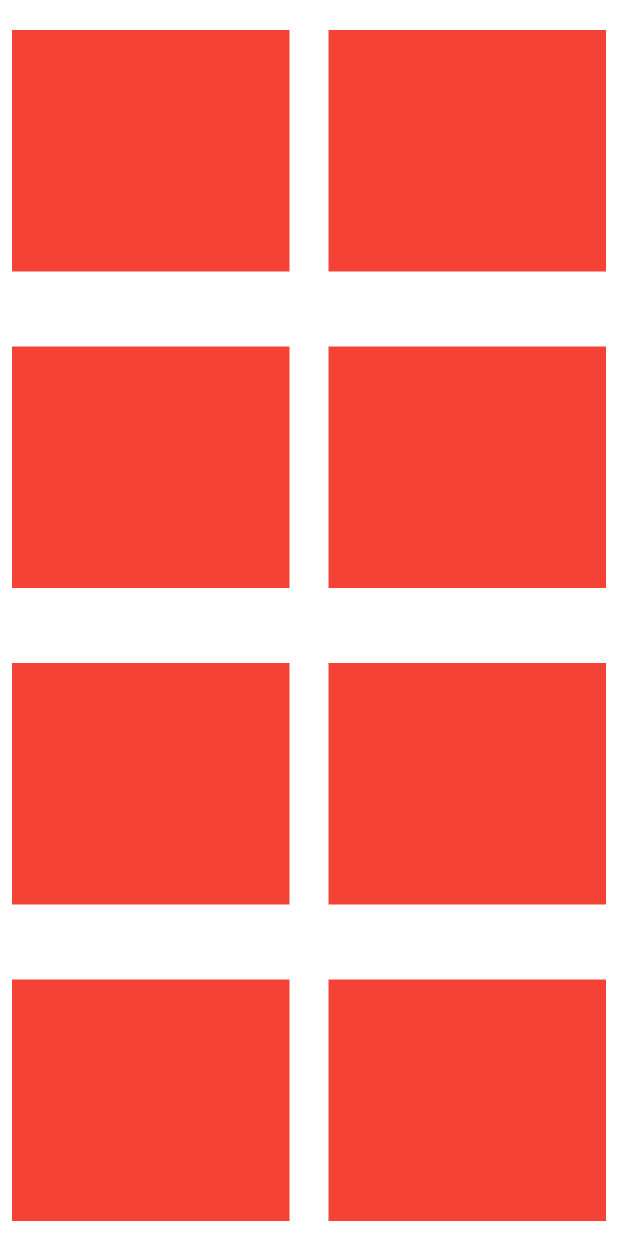
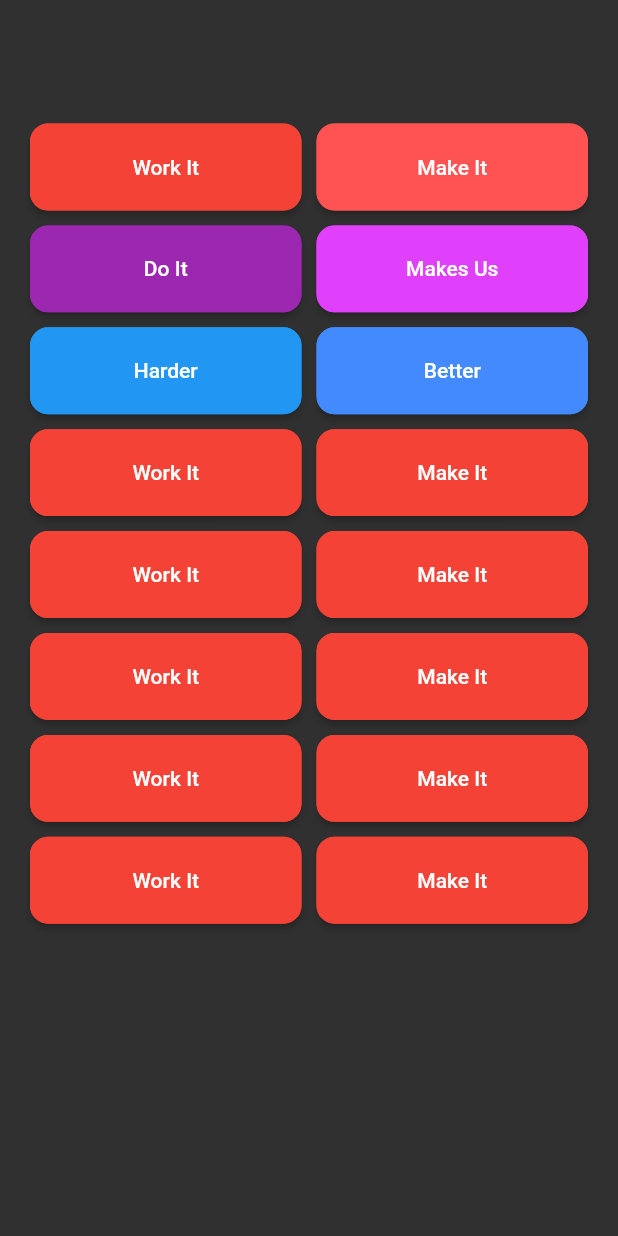
Before and after one commit to cyblogerz/ePunk-Harder-Better-Faster, a Flutter app: the screen it shows after launch, on a phone screen of 412 x 824 dp. Run offline on Flutter 3.47's test engine with Material 2 defaults, Android fonts, the light colour scheme and no system bars.

Commit message:
Updated tiles

```diff
--- a/lib/home.dart
+++ b/lib/home.dart
@@ -7,22 +7,94 @@ class Home extends StatelessWidget {
 
   @override
   Widget build(BuildContext context) {
-    return GridView.count(
+    var size = MediaQuery.of(context).size;
+    var topPad = size.height * 0.1;
+
+    /*24 is for notification bar on Android*/
+    final double itemHeight = size.height * 0.08;
+    final double itemWidth = (size.width / 2);
+    return Scaffold(
+      body: Column(
+        children: [
+          Padding(
+            padding: EdgeInsets.only(left: 20, right: 20.0, top: topPad),
+            child: GridView.count(
+              childAspectRatio: (itemWidth / itemHeight),
               physics: const NeverScrollableScrollPhysics(),
               shrinkWrap: true,
               crossAxisCount: 2,
               mainAxisSpacing: 10.0,
               crossAxisSpacing: 10.0,
               children: <Widget>[
-        Tile(),
-        Tile(),
-        Tile(),
-        Tile(),
-        Tile(),
-        Tile(),
-        Tile(),
-        Tile(),
+                Tile(
+                  title: "Work It",
+                  color: Colors.red,
+                ),
+                Tile(
+                  title: "Make It",
+                  color: Colors.redAccent,
+                ),
+                Tile(
+                  title: "Do It",
+                  color: Colors.purple,
+                ),
+                Tile(
+                  title: "Makes Us",
+                  color: Colors.purpleAccent,
+                ),
+                Tile(
+                  title: "Harder",
+                  color: Colors.blue,
+                ),
+                Tile(
+                  title: "Better",
+                  color: Colors.blueAccent,
+                ),
+                Tile(
+                  title: "Work It",
+                  color: Colors.red,
+                ),
+                Tile(
+                  title: "Make It",
+                  color: Colors.red,
+                ),
+                Tile(
+                  title: "Work It",
+                  color: Colors.red,
+                ),
+                Tile(
+                  title: "Make It",
+                  color: Colors.red,
+                ),
+                Tile(
+                  title: "Work It",
+                  color: Colors.red,
+                ),
+                Tile(
+                  title: "Make It",
+                  color: Colors.red,
+                ),
+                Tile(
+                  title: "Work It",
+                  color: Colors.red,
+                ),
+                Tile(
+                  title: "Make It",
+                  color: Colors.red,
+                ),
+                Tile(
+                  title: "Work It",
+                  color: Colors.red,
+                ),
+                Tile(
+                  title: "Make It",
+                  color: Colors.red,
+                ),
               ],
+            ),
+          ),
+        ],
+      ),
     );
   }
 }
--- a/lib/main.dart
+++ b/lib/main.dart
@@ -12,6 +12,7 @@ class MyApp extends StatelessWidget {
   @override
   Widget build(BuildContext context) {
     return MaterialApp(
+      theme: ThemeData.dark(),
       home: Home(),
     );
   }
--- a/lib/widgets/tiles.dart
+++ b/lib/widgets/tiles.dart
@@ -1,15 +1,27 @@
 import 'package:flutter/material.dart';
 
 class Tile extends StatelessWidget {
+  final String title;
+  final Color color;
   const Tile({
     Key? key,
+    required this.title,
+    required this.color,
   }) : super(key: key);
 
   @override
   Widget build(BuildContext context) {
-    return Padding(
-      padding: const EdgeInsets.symmetric(horizontal: 8.0, vertical: 20.0),
-      child: Container(height: 10, color: Colors.red),
-    );
+    return ElevatedButton(
+        child: Center(child: Text(title)),
+        onPressed: () {},
+        style: ButtonStyle(
+          backgroundColor: MaterialStateProperty.all<Color>(color),
+          shape: MaterialStateProperty.all<RoundedRectangleBorder>(
+              RoundedRectangleBorder(
+                  borderRadius: BorderRadius.circular(12.0),
+                  side: BorderSide(
+                    color: color,
+                  ))),
+        ));
   }
 }
```
Lines whose indentation alone changed are shown as unchanged.
